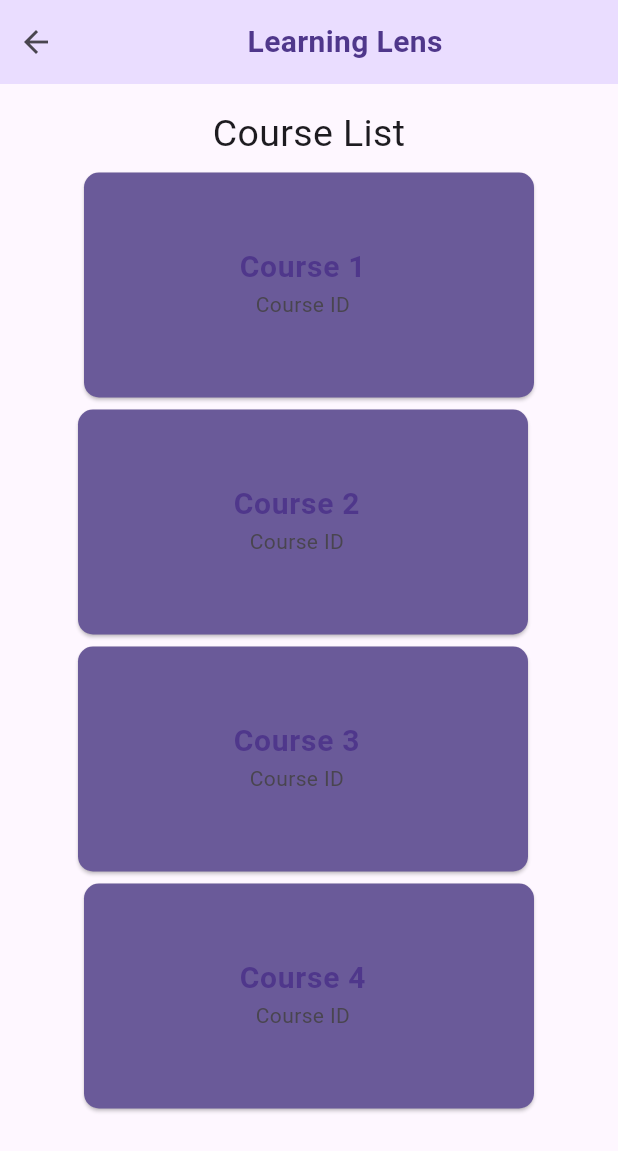
After one commit to umgc/fall2024, a Flutter app: the screen it shows after launch, after a tap on "Course List", on a phone screen of 412 x 824 dp. The commit adds this screen. Shown: the top 1151 px of the screen. Run offline on Flutter 3.47's test engine with Material 3 defaults, Android fonts, the phone set to English and light mode, and no system bars; our stand-ins replace flutter_dotenv; missing offline and left inert: editable, flutter_quill.

Commit message:
update my two UI screens

```diff
--- /dev/null
+++ b/teamA/lib/Views/course_list.dart
@@ -0,0 +1,215 @@
+import 'package:flutter/material.dart';
+import 'package:namer_app/main.dart';
+
+// This is the course list UI
+
+class CourseList extends StatelessWidget {
+  const CourseList({super.key});
+
+  @override
+  Widget build(BuildContext context) {
+    return MaterialApp(
+        debugShowCheckedModeBanner: false,
+        home: Scaffold(
+          appBar: AppBar(
+            backgroundColor: Theme.of(context)
+                .colorScheme
+                .primaryContainer, // Use primary container color
+            elevation: 0,
+            flexibleSpace: SafeArea(
+                child: Row(
+              mainAxisAlignment: MainAxisAlignment.spaceBetween,
+              children: [
+                IconButton(
+                  icon: Icon(Icons.arrow_back),
+                  onPressed: () {
+                    Navigator.push(
+                      context,
+                      MaterialPageRoute(builder: (context) => DevLaunch()),
+                    );
+                    //to do something once pressed
+                  },
+                ),
+                Expanded(
+                  child: Align(
+                    alignment: Alignment.center,
+                    child: Text(
+                      'Learning Lens',
+                      style: TextStyle(
+                        color: Theme.of(context).colorScheme.onPrimaryContainer,
+                        fontSize: 20,
+                        fontWeight: FontWeight.bold,
+                      ),
+                    ),
+                  ),
+                ),
+              ],
+            )),
+          ),
+          body: SingleChildScrollView(
+              child: Wrap(
+                  direction: Axis.horizontal,
+                  alignment: WrapAlignment.center,
+                  spacing: 8.0,
+                  runAlignment: WrapAlignment.center,
+                  runSpacing: 8.0,
+                  crossAxisAlignment: WrapCrossAlignment.center,
+                  textDirection: TextDirection.ltr,
+                  verticalDirection: VerticalDirection.down,
+                  children: [
+                Center(
+                  child: Padding(
+                    padding: const EdgeInsets.only(top: 15.0),
+                    child: Text(
+                      'Course List',
+                      textDirection: TextDirection.ltr,
+                      style: TextStyle(
+                          fontSize: 25, fontWeight: FontWeight.normal),
+                      textAlign: TextAlign.center,
+                    ),
+                  ),
+                ),
+                SizedBox(height: 16),
+                SizedBox(
+                  width: 300,
+                  height: 150,
+                  child: Expanded(
+                      child: ElevatedButton(
+                    onPressed: () {
+                      //Button onPressed Action
+                    },
+                    style: ButtonStyle(
+                        backgroundColor:
+                            WidgetStatePropertyAll(Color(0xFF6A5A99)),
+                        minimumSize: WidgetStatePropertyAll(Size(250, 5)),
+                        shape: WidgetStatePropertyAll<RoundedRectangleBorder>(
+                          RoundedRectangleBorder(
+                              borderRadius: BorderRadius.circular(10.0)),
+                        )),
+                    child: ListTile(
+                      title: Text(
+                        'Course 1',
+                        textAlign: TextAlign.center,
+                        style: TextStyle(
+                          color:
+                              Theme.of(context).colorScheme.onPrimaryContainer,
+                          fontSize: 20,
+                          fontWeight: FontWeight.bold,
+                        ),
+                      ),
+                      subtitle: Text(
+                        'Course ID',
+                        textAlign: TextAlign.center,
+                      ),
+                    ),
+                  )),
+                ),
+                SizedBox(height: 16),
+                SizedBox(
+                  width: 300,
+                  height: 150,
+                  child: Expanded(
+                      child: ElevatedButton(
+                    onPressed: () {
+                      //Button onPressed Action
+                    },
+                    style: ButtonStyle(
+                        backgroundColor:
+                            WidgetStatePropertyAll(Color(0xFF6A5A99)),
+                        minimumSize: WidgetStatePropertyAll(Size(250, 5)),
+                        shape: WidgetStatePropertyAll<RoundedRectangleBorder>(
+                          RoundedRectangleBorder(
+                              borderRadius: BorderRadius.circular(10.0)),
+                        )),
+                    child: ListTile(
+                      title: Text(
+                        'Course 2',
+                        textAlign: TextAlign.center,
+                        style: TextStyle(
+                          color:
+                              Theme.of(context).colorScheme.onPrimaryContainer,
+                          fontSize: 20,
+                          fontWeight: FontWeight.bold,
+                        ),
+                      ),
+                      subtitle: Text(
+                        'Course ID',
+                        textAlign: TextAlign.center,
+                      ),
+                    ),
+                  )),
+                ),
+                SizedBox(height: 16),
+                SizedBox(
+                  width: 300,
+                  height: 150,
+                  child: Expanded(
+                      child: ElevatedButton(
+                    onPressed: () {
+                      //Button onPressed Action
+                    },
+                    style: ButtonStyle(
+                        backgroundColor:
+                            WidgetStatePropertyAll(Color(0xFF6A5A99)),
+                        minimumSize: WidgetStatePropertyAll(Size(250, 5)),
+                        shape: WidgetStatePropertyAll<RoundedRectangleBorder>(
+                          RoundedRectangleBorder(
+                              borderRadius: BorderRadius.circular(10.0)),
+                        )),
+                    child: ListTile(
+                      title: Text(
+                        'Course 3',
+                        textAlign: TextAlign.center,
+                        style: TextStyle(
+                          color:
+                              Theme.of(context).colorScheme.onPrimaryContainer,
+                          fontSize: 20,
+                          fontWeight: FontWeight.bold,
+                        ),
+                      ),
+                      subtitle: Text(
+                        'Course ID',
+                        textAlign: TextAlign.center,
+                      ),
+                    ),
+                  )),
+                ),
+                SizedBox(height: 16),
+                SizedBox(
+                  width: 300,
+                  height: 150,
+                  child: Expanded(
+                      child: ElevatedButton(
+                    onPressed: () {
+                      //Button onPressed Action
+                    },
+                    style: ButtonStyle(
+                        backgroundColor:
+                            WidgetStatePropertyAll(Color(0xFF6A5A99)),
+                        minimumSize: WidgetStatePropertyAll(Size(250, 5)),
+                        shape: WidgetStatePropertyAll<RoundedRectangleBorder>(
+                          RoundedRectangleBorder(
+                              borderRadius: BorderRadius.circular(10.0)),
+                        )),
+                    child: ListTile(
+                      title: Text(
+                        'Course 4',
+                        textAlign: TextAlign.center,
+                        style: TextStyle(
+                          color:
+                              Theme.of(context).colorScheme.onPrimaryContainer,
+                          fontSize: 20,
+                          fontWeight: FontWeight.bold,
+                        ),
+                      ),
+                      subtitle: Text(
+                        'Course ID',
+                        textAlign: TextAlign.center,
+                      ),
+                    ),
+                  )),
+                ),
+              ])),
+        ));
+  }
+}
--- a/teamA/lib/Views/send_quiz_to_moodle.dart
+++ b/teamA/lib/Views/send_quiz_to_moodle.dart
@@ -93,6 +93,15 @@ class _QuizMoodleState extends State<QuizMoodle> {
     'Low Grade',
   ];
 
+  // List for course drop down
+  var items4 = [
+    'No selection',
+    'Course 1',
+    'Course 2',
+    'Course 3',
+    'Course 4',
+  ];
+
   TextEditingController courseNameController = TextEditingController();
   TextEditingController quizNameController = TextEditingController();
   TextEditingController gradeController = TextEditingController();
@@ -153,29 +162,41 @@ class _QuizMoodleState extends State<QuizMoodle> {
                 ),
               ),
             ),
-            SizedBox(
-              height: 30,
+            SizedBox(height: 30),
+
+            SizedBox(width: 50),
+            sectionTitle(title: 'Course Name'),
+            DropdownButton(
+              value: dropdownvalue,
+              icon: Icon(Icons.keyboard_arrow_down),
+              items: items4.map((String items) {
+                return DropdownMenuItem<String>(
+                  value: items,
+                  child: Text(items),
+                );
+              }).toList(),
+              onChanged: (String? newValue) {
+                setState(() {
+                  dropdownvalue = newValue!;
+                });
+              },
             ),
 
-            sectionTitle(title: 'Quiz Information'),
+            SizedBox(height: 15),
+
+            sectionTitle(title: 'Quiz Name'),
+            SizedBox(height: 15),
+            SizedBox(width: 50),
             TextField(
-              controller: courseNameController,
+              controller: quizNameController,
               decoration: InputDecoration(
-                labelText: 'Course Name',
+                labelText: 'Enter quiz name',
                 border: OutlineInputBorder(),
               ),
             ),
             SizedBox(height: 15),
 
-            TextField(
-              controller: quizNameController,
-              decoration: InputDecoration(
-                labelText: 'Quiz name',
-                border: OutlineInputBorder(),
-              ),
-            ),
-            SizedBox(height: 15),
-
+            SizedBox(width: 50),
             sectionTitle(title: 'Availability'),
             SizedBox(height: 15),
 
@@ -298,6 +319,7 @@ class _QuizMoodleState extends State<QuizMoodle> {
             SizedBox(height: 16),
 
             // Grade to pass
+            SizedBox(width: 50),
             sectionTitle(title: 'Grade to Pass:'),
             TextField(
               controller: gradeController,
@@ -307,6 +329,7 @@ class _QuizMoodleState extends State<QuizMoodle> {
               ),
             ),
             SizedBox(height: 16),
+            SizedBox(width: 50),
 
             // Attempts Allowed
             SizedBox(width: 10),
--- a/teamA/lib/main.dart
+++ b/teamA/lib/main.dart
@@ -8,6 +8,7 @@ import 'Views/send_essay_to_moodle.dart';
 import 'Views/essay_generation.dart';
 import 'Views/quiz_generator.dart';
 import 'Views/send_quiz_to_moodle.dart';
+import 'views/course_list.dart';
 
 void main() {
   runApp(MyApp());
@@ -46,7 +47,8 @@ class MyApp extends StatelessWidget {
         // '/create': (context) => const CreatePage(),
         '/dashboard': (context) => TeacherDashboard(),
         '/send_essay_to_moodle': (context) => EssayAssignmentSettings(),
-        '/send_quiz_to_moodle': (contet) => QuizMoodle(),
+        '/send_quiz_to_moodle': (context) => QuizMoodle(),
+        '/course_list': (context) => CourseList(),
         // '/viewExams': (context) => const ViewExamPage(),
         // '/settings': (context) => Setting(themeModeNotifier: _themeModeNotifier)
       },
@@ -135,7 +137,15 @@ class _DevLaunch extends State {
                   MaterialPageRoute(
                       builder: (context) => CreateAssessment('Tester')));
             },
-          )
+          ),
+          ElevatedButton(
+              child: const Text('Course List'),
+              onPressed: () {
+                Navigator.push(
+                  context,
+                  MaterialPageRoute(builder: (context) => CourseList()),
+                );
+              }),
         ]));
   }
 }
```
